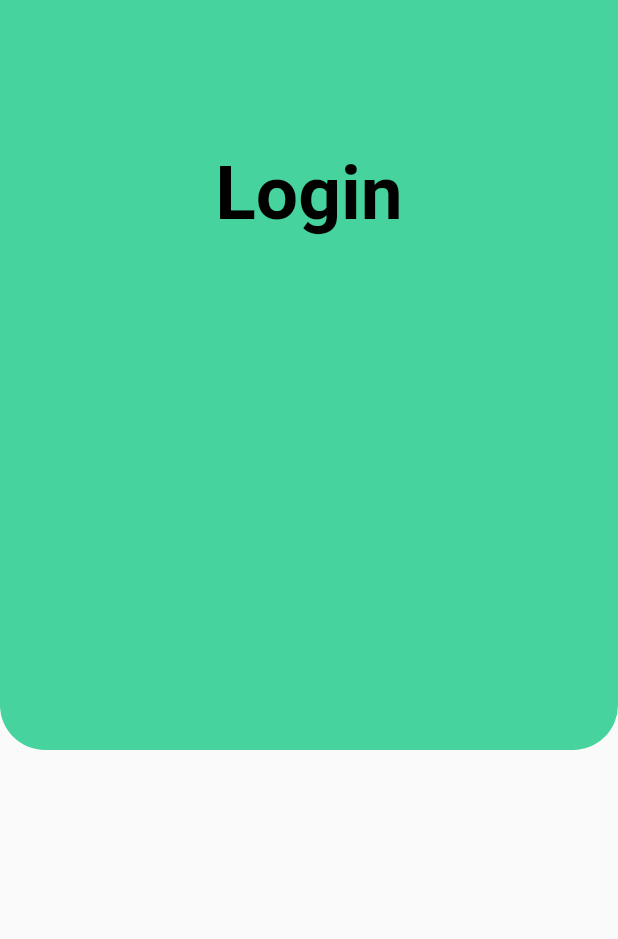
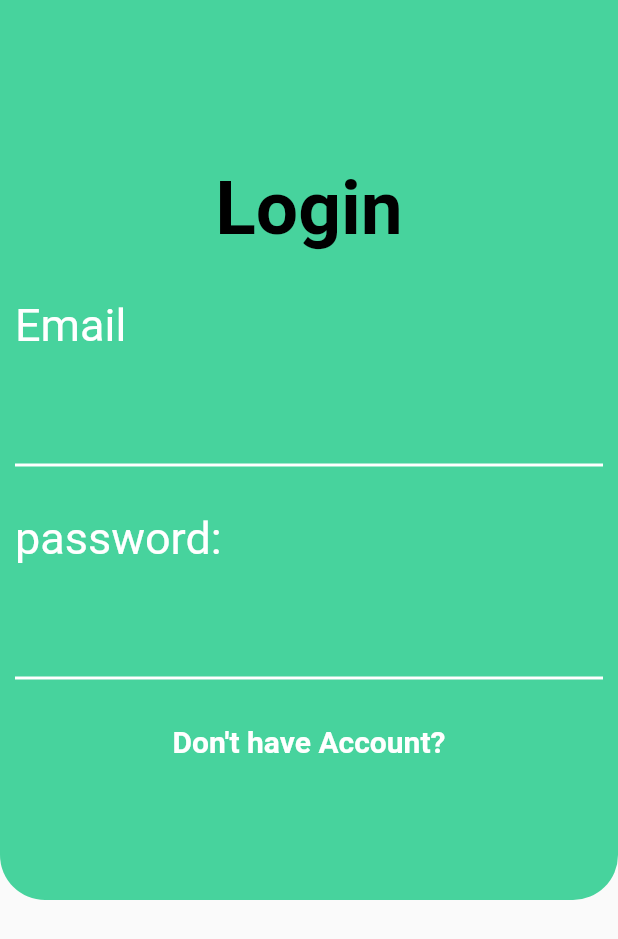
Before and after one commit to Abe40/flutter-app, a Flutter app: the screen it shows after launch, on a phone screen of 412 x 824 dp. Shown: the top 939 px of the screen. Run offline on Flutter 3.47's test engine with Material 2 defaults, Android fonts, the phone set to English and light mode, and no system bars.

Commit message:
email and password feilds added

```diff
--- a/tutorial_login/lib/Login.dart
+++ b/tutorial_login/lib/Login.dart
@@ -12,7 +12,7 @@ class _LoginState extends State<Login> {
       body: SingleChildScrollView(
           child: Form(
              child:Container(
-               height:500,
+               height:600,
                width:MediaQuery.of(context).size.width,
                decoration:BoxDecoration(color:Color.fromARGB(255, 71, 211, 157),
                borderRadius:BorderRadius.only(
@@ -22,15 +22,45 @@ class _LoginState extends State<Login> {
                )),
 
 
-        child: Column(children: [
+        child: Padding(
+          padding:EdgeInsets.all(10),
+          child:Column(children: [
           SizedBox(height: 100),
           Text("Login",
               style: TextStyle(
                   fontWeight: FontWeight.bold,
                   fontSize: 50,
-                  color: Color.fromARGB(255, 0, 0, 0)))
+                  color: Color.fromARGB(255, 0, 0, 0)),
+                  ),
+                  SizedBox(height:30),
+                  Align(
+                    alignment:Alignment.topLeft,
+                  child:Text("Email",
+                  style:TextStyle(
+                    color:Colors.white,fontSize:30),
+                  )),
+                  TextFormField(
+                    style:TextStyle(fontSize:30,color:Colors.white),
+                    decoration:InputDecoration(
+                      border:OutlineInputBorder(borderSide:BorderSide.none)),),
+                      Container(height:2,
+                      color:Colors.white),
+                      SizedBox(height: 30,),
+                      Align(alignment: Alignment.topLeft,
+                      child:Text("password:",
+                      style:TextStyle(color:Colors.white,fontSize:30))),
+                      TextFormField(style:TextStyle(fontSize:30,color:Colors.white),
+                      decoration:InputDecoration(
+                        border:OutlineInputBorder(borderSide:BorderSide.none)
+                      )),
+                      Container(height:2,
+                      color:Colors.white),
+                      SizedBox(height:30),
+                      Center(child:Text("Don't have Account?",style:TextStyle(color:Colors.white,fontWeight:FontWeight.bold,fontSize:20),))
+
+
         ]),
       )),
-    ));
+    )));
   }
 }
```
